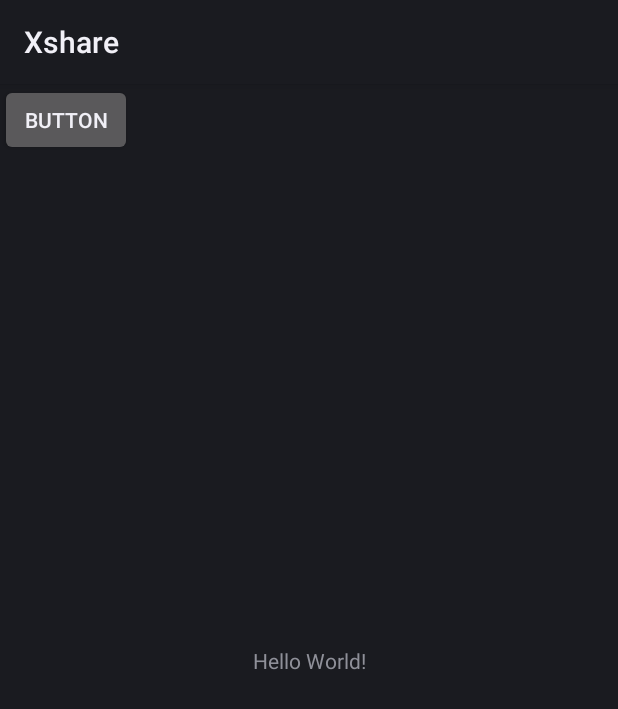
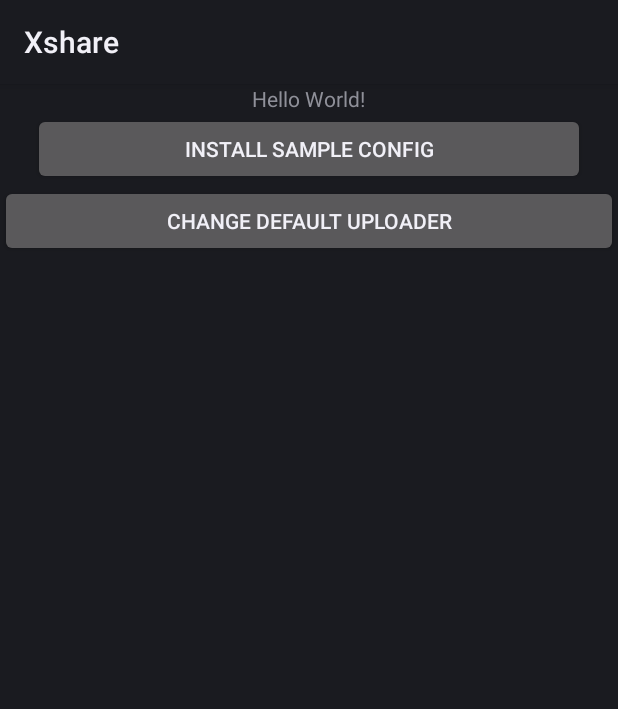
Before and after one commit to tsudoko/xshare, an Android app: the layout activity_main.xml on its own in the app's theme, with its tools: preview values and no code run, on a phone screen of 412 x 824 dp. Shown: the top 709 px of the screen. Run offline under Robolectric (Android 15) with nearby library versions, the phone set to English and light mode, and no system bars.

Commit message:
Implement basic uploader selection

```diff
--- a/app/build.gradle
+++ b/app/build.gradle
@@ -28,7 +28,6 @@ dependencies {
 	compile 'com.github.kittinunf.fuel:fuel-android:1.9.0'
 	compile 'com.jayway.jsonpath:json-path:2.4.0'
 
-	compile 'com.android.support.constraint:constraint-layout:1.0.2'
 	testCompile 'junit:junit:4.12'
 	compile "org.jetbrains.kotlin:kotlin-stdlib-jre7:$kotlin_version"
 }
--- a/app/src/main/java/re/flande/xshare/Uploader.kt
+++ b/app/src/main/java/re/flande/xshare/Uploader.kt
@@ -46,7 +46,7 @@ class Uploader : Activity() {
         }
 
         try {
-            openFileInput("$uploader.sxcu").use { f ->
+            openFileInput(uploader).use { f ->
                 val config = Gson().fromJson(f.reader(), Config::class.java)
 
                 var rurl = config?.RequestURL ?: throw Exception("no uploader url specified")
--- a/app/src/main/res/layout/activity_main.xml
+++ b/app/src/main/res/layout/activity_main.xml
@@ -1,26 +1,34 @@
 <?xml version="1.0" encoding="utf-8"?>
-<android.support.constraint.ConstraintLayout xmlns:android="http://schemas.android.com/apk/res/android"
-	xmlns:app="http://schemas.android.com/apk/res-auto"
-	xmlns:tools="http://schemas.android.com/tools"
-	android:layout_width="match_parent"
-	android:layout_height="match_parent"
-	tools:context="re.flande.xshare.MainActivity">
+<RelativeLayout xmlns:android="http://schemas.android.com/apk/res/android"
+				xmlns:tools="http://schemas.android.com/tools"
+				android:layout_width="match_parent"
+				android:layout_height="match_parent"
+				tools:context="re.flande.xshare.MainActivity">
 
 	<TextView
+		android:id="@+id/uploaders_text"
 		android:layout_width="wrap_content"
 		android:layout_height="wrap_content"
 		android:text="Hello World!"
-		app:layout_constraintBottom_toBottomOf="parent"
-		app:layout_constraintLeft_toLeftOf="parent"
-		app:layout_constraintRight_toRightOf="parent"
-		app:layout_constraintTop_toTopOf="parent" />
+		android:layout_alignParentTop="true"
+		android:layout_centerHorizontal="true" />
 
 	<Button
 		android:id="@+id/button"
-		android:layout_width="wrap_content"
+		android:layout_width="368dp"
 		android:layout_height="wrap_content"
-		android:text="Button"
-		tools:layout_editor_absoluteX="152dp"
-		tools:layout_editor_absoluteY="16dp"/>
+		android:text="Install Sample Config"
+		tools:layout_editor_absoluteX="8dp"
+		tools:layout_editor_absoluteY="33dp"
+		android:layout_below="@+id/uploaders_text"
+		android:layout_centerHorizontal="true" />
 
-</android.support.constraint.ConstraintLayout>
+	<Button
+		android:id="@+id/button2"
+		android:layout_width="match_parent"
+		android:layout_height="wrap_content"
+		android:layout_below="@+id/button"
+		android:layout_centerHorizontal="true"
+		android:text="Change Default Uploader" />
+
+</RelativeLayout>
```
Also changed, not shown: app/src/main/java/re/flande/xshare/MainActivity.kt (+54 -28 lines), app/src/main/java/re/flande/xshare/ShareActivity.kt (+5 -2 lines).
